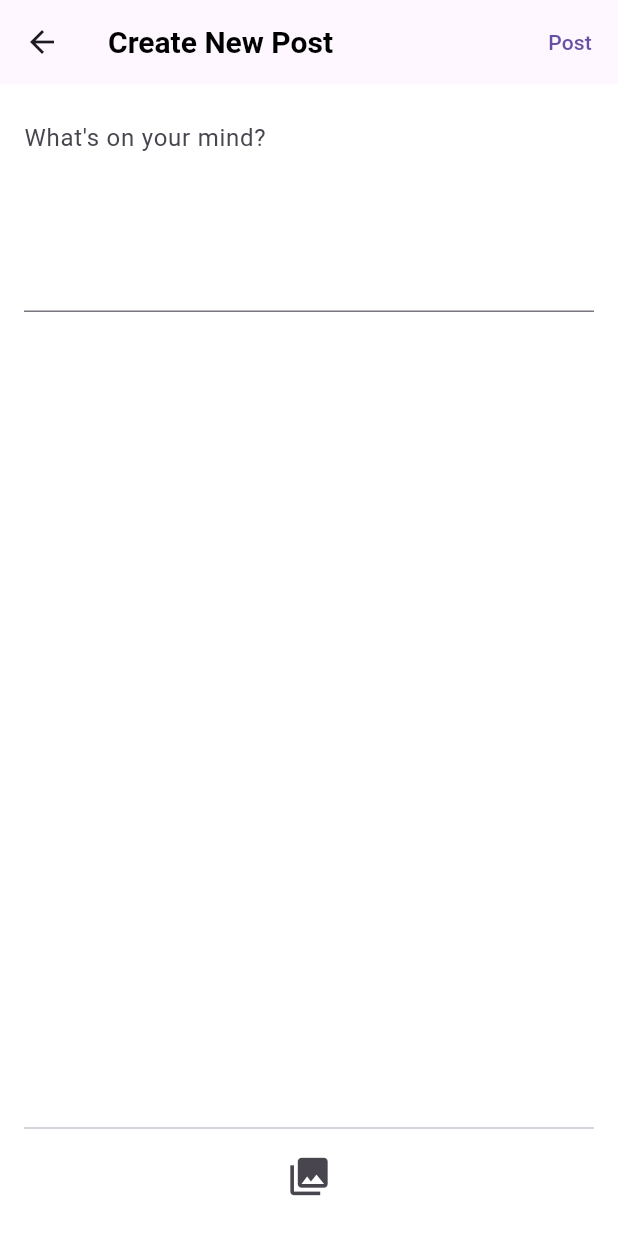
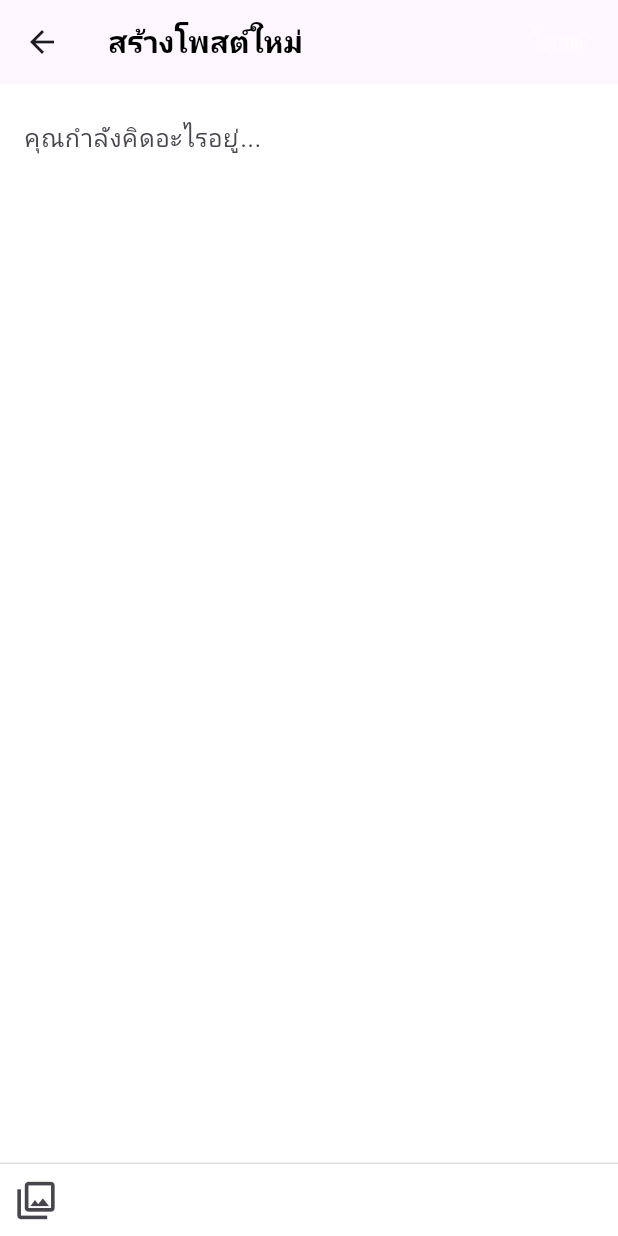
Before and after one commit to Cha-Khiao/cut-match-app, a Flutter app: the CreatePostScreen screen opened directly, on a phone screen of 412 x 824 dp. Run offline on Flutter 3.47's test engine with Material 3 defaults, Android fonts, the phone set to English and light mode, and no system bars; drawn by our look-alikes of overlay_support; our stand-ins replace flutter_rating_bar, google_fonts, image_picker, share_plus; missing offline and left inert: google_mlkit_face_detection; Roboto replaces fonts that are missing (Kanit); statements that could not run were skipped.

Commit message:
update create

```diff
--- a/lib/screens/social/posts/create_post_screen.dart
+++ b/lib/screens/social/posts/create_post_screen.dart
@@ -1,5 +1,7 @@
 import 'dart:io';
 import 'package:cut_match_app/providers/feed_provider.dart';
+import 'package:cut_match_app/utils/app_theme.dart';
+import 'package:cut_match_app/utils/notification_helper.dart';
 import 'package:flutter/material.dart';
 import 'package:image_picker/image_picker.dart';
 import 'package:provider/provider.dart';
@@ -13,46 +15,52 @@ class CreatePostScreen extends StatefulWidget {
 
 class _CreatePostScreenState extends State<CreatePostScreen> {
   final TextEditingController _textController = TextEditingController();
-  List<File> _imageFiles = []; // <-- ✨ แก้ไข
+  final List<File> _imageFiles = [];
   bool _isPosting = false;
 
   Future<void> _pickImages() async {
     final ImagePicker picker = ImagePicker();
-    // --- ✨ ใช้ pickMultiImage ✨ ---
     final List<XFile> pickedFiles = await picker.pickMultiImage(
       imageQuality: 70,
     );
 
     if (pickedFiles.isNotEmpty) {
       setState(() {
-        _imageFiles = pickedFiles.map((file) => File(file.path)).toList();
+        _imageFiles.addAll(pickedFiles.map((file) => File(file.path)));
       });
     }
   }
 
+  void _removeImage(int index) {
+    setState(() {
+      _imageFiles.removeAt(index);
+    });
+  }
+
   Future<void> _submitPost() async {
-    if (_textController.text.isEmpty && _imageFiles.isEmpty) return;
+    if (_textController.text.trim().isEmpty && _imageFiles.isEmpty) {
+      NotificationHelper.showError(
+        context,
+        message: 'กรุณาใส่ข้อความหรือเลือกรูปภาพ',
+      );
+      return;
+    }
 
     setState(() => _isPosting = true);
 
     final feedProvider = Provider.of<FeedProvider>(context, listen: false);
     final success = await feedProvider.createPost(
-      text: _textController.text,
-      imageFiles: _imageFiles, // <-- ✨ ส่งเป็น List
+      text: _textController.text.trim(),
+      imageFiles: _imageFiles,
     );
 
     if (mounted) {
       if (success) {
-        Navigator.of(
+        Navigator.of(context).pop(true);
+      } else {
+        NotificationHelper.showError(
           context,
-        ).pop(true); // ส่ง true กลับไปเพื่อบอกให้ฟีด refresh
-      } else {
-        ScaffoldMessenger.of(context).showSnackBar(
-          SnackBar(
-            content: Text(
-              feedProvider.errorMessage ?? 'Failed to create post.',
-            ),
-          ),
+          message: feedProvider.errorMessage ?? 'ไม่สามารถสร้างโพสต์ได้',
         );
       }
       setState(() => _isPosting = false);
@@ -61,55 +69,78 @@ class _CreatePostScreenState extends State<CreatePostScreen> {
 
   @override
   Widget build(BuildContext context) {
+    final theme = Theme.of(context);
+    final canPost =
+        _textController.text.trim().isNotEmpty || _imageFiles.isNotEmpty;
+
     return Scaffold(
+      backgroundColor: theme.scaffoldBackgroundColor,
       appBar: AppBar(
-        title: const Text('Create New Post'),
+        title: const Text('สร้างโพสต์ใหม่'),
         actions: [
-          TextButton(
-            onPressed: _isPosting ? null : _submitPost,
+          Padding(
+            padding: const EdgeInsets.only(right: 8.0),
+            child: TextButton(
+              onPressed: (_isPosting || !canPost) ? null : _submitPost,
+              style: TextButton.styleFrom(
+                foregroundColor: Colors.white,
+                disabledForegroundColor: Colors.white54,
+              ),
               child: _isPosting
-                ? const CircularProgressIndicator()
-                : const Text('Post'),
+                  ? const SizedBox(
+                      width: 20,
+                      height: 20,
+                      child: CircularProgressIndicator(
+                        strokeWidth: 2,
+                        color: Colors.white,
+                      ),
+                    )
+                  : const Text('โพสต์'),
+            ),
           ),
         ],
       ),
-      body: Padding(
+      body: Column(
+        children: [
+          Expanded(
+            child: SingleChildScrollView(
               padding: const EdgeInsets.all(16.0),
               child: Column(
                 children: [
                   TextField(
                     controller: _textController,
                     decoration: const InputDecoration(
-                hintText: "What's on your mind?",
+                      hintText: "คุณกำลังคิดอะไรอยู่...",
+                      border: InputBorder.none,
                     ),
-              maxLines: 5,
+                    maxLines: 8,
+                    textCapitalization: TextCapitalization.sentences,
+                    onChanged: (text) => setState(() {}),
                   ),
                   const SizedBox(height: 16),
-            // --- ✨ UI สำหรับแสดงผลหลายรูป ✨ ---
                   if (_imageFiles.isNotEmpty)
-              SizedBox(
-                height: 100,
-                child: ListView.builder(
-                  scrollDirection: Axis.horizontal,
+                    GridView.builder(
+                      shrinkWrap: true,
+                      physics: const NeverScrollableScrollPhysics(),
+                      gridDelegate:
+                          const SliverGridDelegateWithFixedCrossAxisCount(
+                            crossAxisCount: 3,
+                            crossAxisSpacing: 8,
+                            mainAxisSpacing: 8,
+                          ),
                       itemCount: _imageFiles.length,
                       itemBuilder: (context, index) {
-                    return Padding(
-                      padding: const EdgeInsets.only(right: 8.0),
+                        return ClipRRect(
+                          borderRadius: BorderRadius.circular(12),
                           child: Stack(
+                            fit: StackFit.expand,
                             children: [
-                          Image.file(
-                            _imageFiles[index],
-                            width: 100,
-                            height: 100,
-                            fit: BoxFit.cover,
-                          ),
+                              Image.file(_imageFiles[index], fit: BoxFit.cover),
                               Positioned(
-                            top: 0,
-                            right: 0,
+                                top: 4,
+                                right: 4,
                                 child: GestureDetector(
-                              onTap: () {
-                                setState(() => _imageFiles.removeAt(index));
-                              },
+                                  onTap: () => _removeImage(index),
                                   child: const CircleAvatar(
                                     radius: 12,
                                     backgroundColor: Colors.black54,
@@ -126,18 +157,30 @@ class _CreatePostScreenState extends State<CreatePostScreen> {
                         );
                       },
                     ),
+                ],
               ),
-            const Spacer(),
-            const Divider(),
-            // --- ✨ เปลี่ยนปุ่มให้เลือกจากแกลเลอรีอย่างเดียว ✨ ---
+            ),
+          ),
+          Container(
+            padding: EdgeInsets.only(
+              bottom: MediaQuery.of(context).padding.bottom,
+            ),
+            decoration: BoxDecoration(
+              border: Border(top: BorderSide(color: Colors.grey.shade300)),
+            ),
+            child: Row(
+              children: [
                 IconButton(
-              icon: const Icon(Icons.photo_library, size: 30),
+                  icon: const Icon(Icons.photo_library_outlined, size: 30),
+                  color: AppTheme.primary,
                   onPressed: _pickImages,
-              tooltip: 'Choose from Gallery',
+                  tooltip: 'เลือกรูปภาพจากอัลบั้ม',
                 ),
               ],
             ),
           ),
+        ],
+      ),
     );
   }
 }
```
Lines whose indentation alone changed are shown as unchanged.
